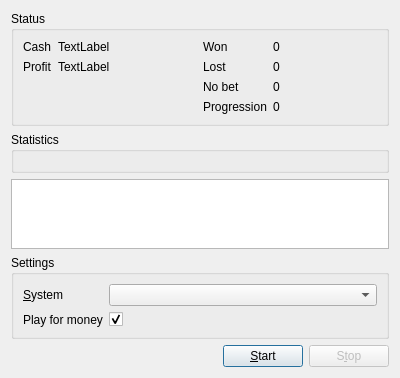
martin-kudlicka/roulette-bot, file source/casinodialog.ui: the form before one commit.
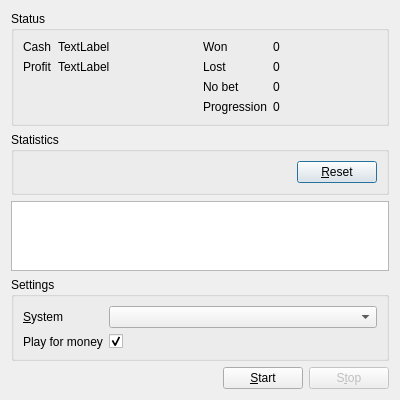
The form after the commit.

Commit message: * System 63 same row counting fixed + reset statistics

Diff of the .ui file:
```diff
--- a/source/casinodialog.ui
+++ b/source/casinodialog.ui
@@ -7,7 +7,7 @@
     <x>0</x>
     <y>0</y>
     <width>400</width>
-    <height>328</height>
+    <height>348</height>
    </rect>
   </property>
   <property name="windowTitle">
@@ -120,7 +120,32 @@
      <property name="title">
       <string>Statistics</string>
      </property>
-     <layout class="QVBoxLayout" name="verticalLayout_2"/>
+     <layout class="QVBoxLayout" name="verticalLayout_2">
+      <item>
+       <layout class="QHBoxLayout" name="horizontalLayout_3">
+        <item>
+         <spacer name="horizontalSpacer_2">
+          <property name="orientation">
+           <enum>Qt::Horizontal</enum>
+          </property>
+          <property name="sizeHint" stdset="0">
+           <size>
+            <width>40</width>
+            <height>20</height>
+           </size>
+          </property>
+         </spacer>
+        </item>
+        <item>
+         <widget class="QPushButton" name="qpbResetStatistics">
+          <property name="text">
+           <string>&amp;Reset</string>
+          </property>
+         </widget>
+        </item>
+       </layout>
+      </item>
+     </layout>
     </widget>
    </item>
    <item>
```
The commit also changes 11 other files.
